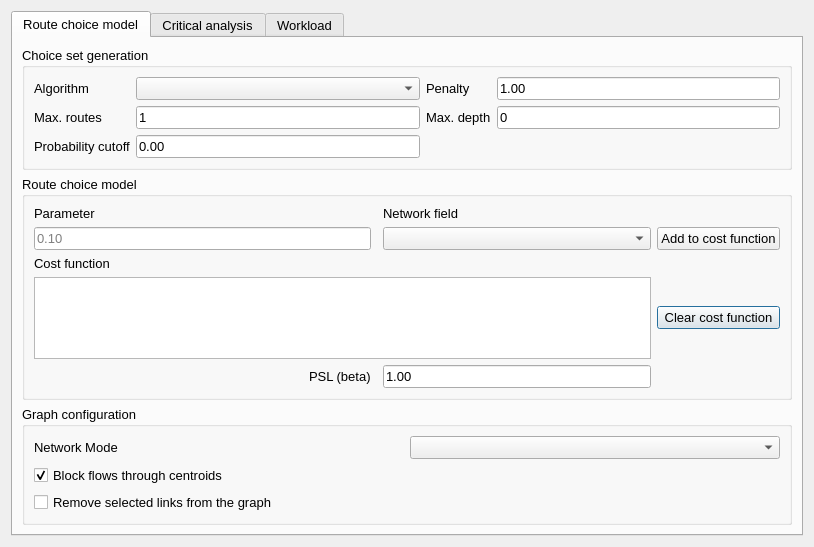
Old version of the form qaequilibrae/modules/paths_procedures/forms/ui_route_choice.ui in the repository AequilibraE/qaequilibrae.
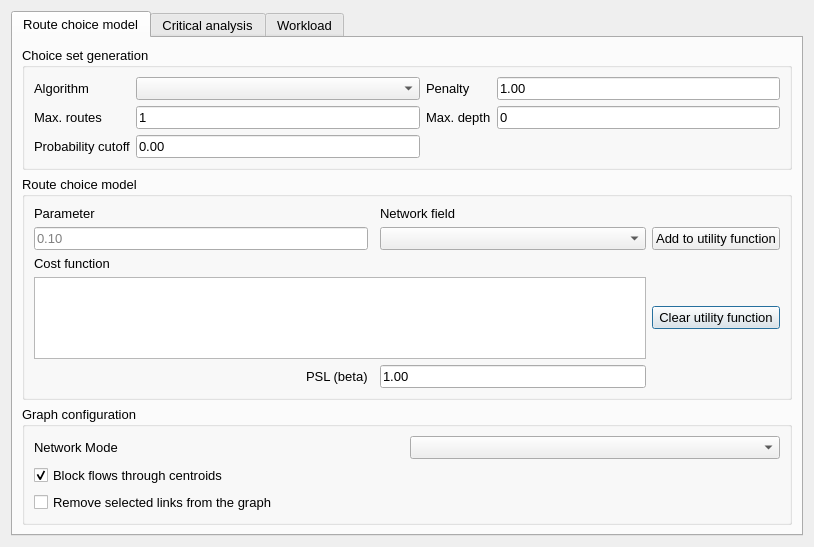
New version of the form. Custom widgets are drawn as their Qt base class.

Commit message: review documentation

Diff of the .ui file:
```diff
--- a/qaequilibrae/modules/paths_procedures/forms/ui_route_choice.ui
+++ b/qaequilibrae/modules/paths_procedures/forms/ui_route_choice.ui
@@ -122,7 +122,7 @@
           <item row="8" column="5">
            <widget class="QPushButton" name="but_clear_cost">
             <property name="text">
-             <string>Clear cost function</string>
+             <string>Clear utility function</string>
             </property>
            </widget>
           </item>
@@ -136,7 +136,7 @@
           <item row="6" column="5">
            <widget class="QPushButton" name="but_add_to_cost">
             <property name="text">
-             <string>Add to cost function</string>
+             <string>Add to utility function</string>
             </property>
            </widget>
           </item>
```
The commit also changes 1 other file.
